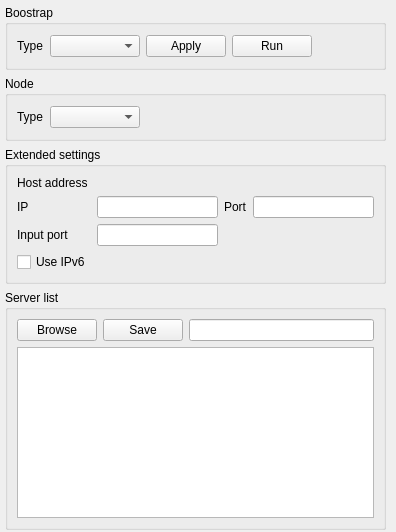
Qt form src/ui/configurator.ui (CREDITSCOM/configurator) before a commit.
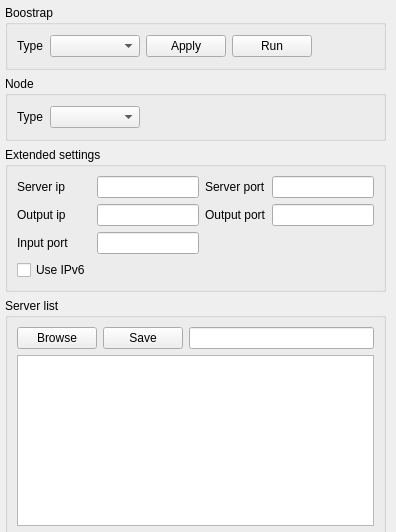
The same form after that commit.

Commit message: Add server ip and server port edits, bug fix, fix default settings

```diff
--- a/src/ui/configurator.ui
+++ b/src/ui/configurator.ui
@@ -37,7 +37,7 @@
      <x>0</x>
      <y>0</y>
      <width>391</width>
-     <height>537</height>
+     <height>546</height>
     </rect>
    </property>
    <layout class="QVBoxLayout" name="mainLayout">
@@ -207,21 +207,21 @@
          <item row="1" column="2">
           <widget class="QLabel" name="portLabel">
            <property name="text">
-            <string>Port</string>
+            <string>Output port</string>
            </property>
           </widget>
          </item>
          <item row="0" column="0">
           <widget class="QLabel" name="hostAddressLabel">
            <property name="text">
-            <string>Host address</string>
+            <string>Server ip</string>
            </property>
           </widget>
          </item>
          <item row="1" column="0">
           <widget class="QLabel" name="ipLabel">
            <property name="text">
-            <string>IP</string>
+            <string>Output ip</string>
            </property>
           </widget>
          </item>
@@ -241,6 +241,19 @@
          <item row="2" column="1">
           <widget class="QLineEdit" name="inputPortEdit"/>
          </item>
+         <item row="0" column="1">
+          <widget class="QLineEdit" name="serverIpEdit"/>
+         </item>
+         <item row="0" column="3">
+          <widget class="QLineEdit" name="serverPortEdit"/>
+         </item>
+         <item row="0" column="2">
+          <widget class="QLabel" name="serverPortLabel">
+           <property name="text">
+            <string>Server port</string>
+           </property>
+          </widget>
+         </item>
         </layout>
        </item>
       </layout>
```
Left out of the diff: 6 changed lines with no effect on the pictures. The commit also changes 4 other files.
